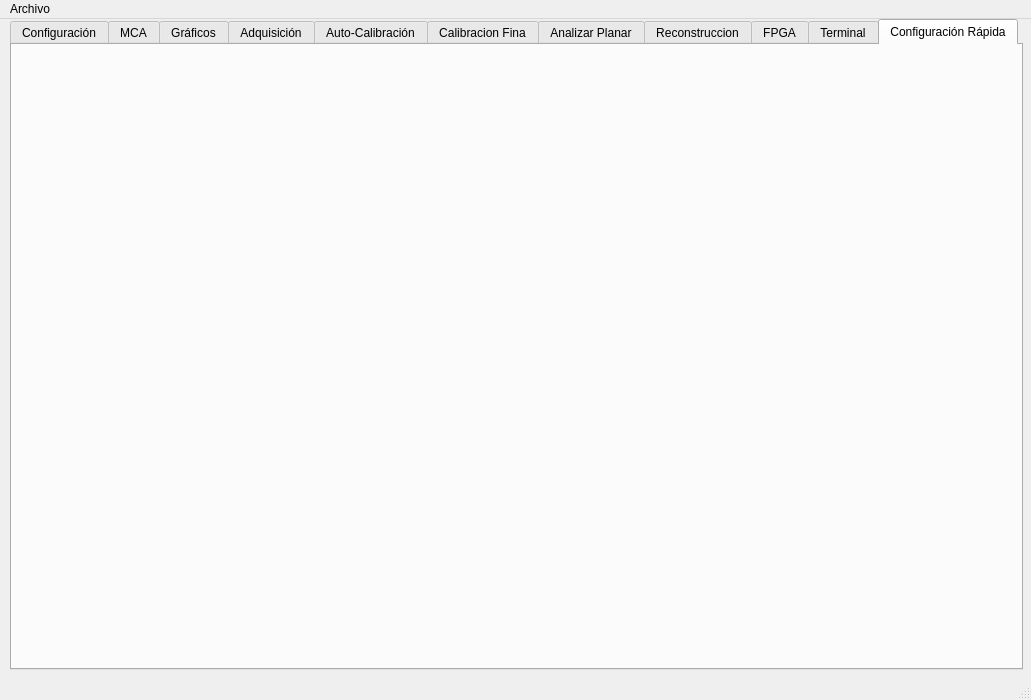
This is ui/MainWindow.ui in dpirlo/qt-mca as Qt 5 draws it before an edit. The edited form follows.
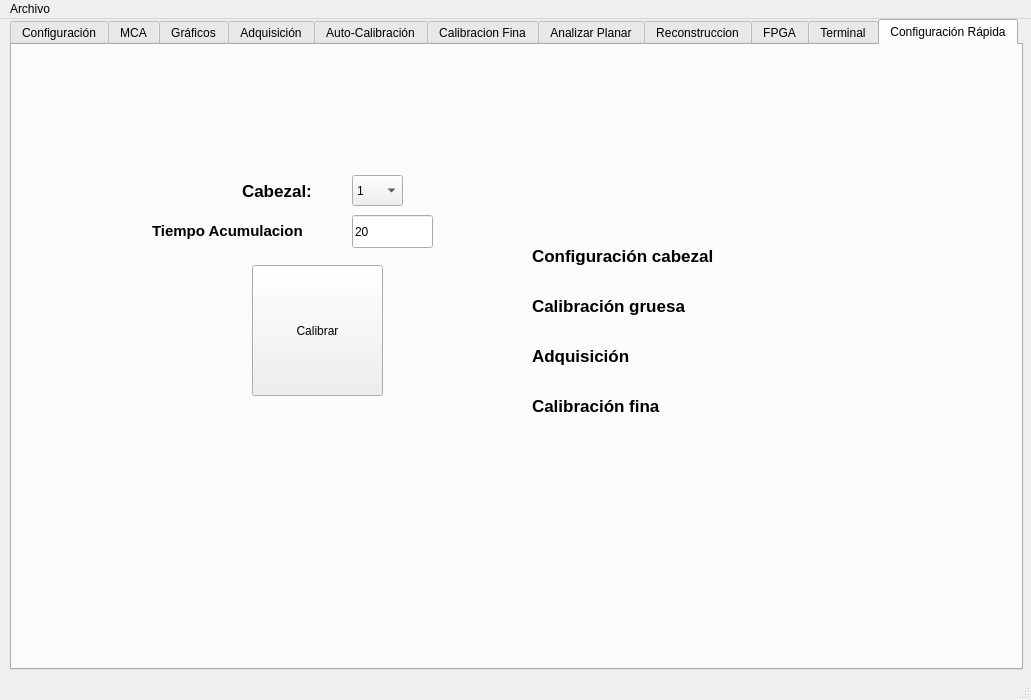
This is the edited form. The open tabs and pages were chosen to show the change. Custom widgets are drawn as their Qt base class.

Commit message: Arranco rutina de Calibración automática de un cabezal

The edit to the form file:
```diff
--- a/ui/MainWindow.ui
+++ b/ui/MainWindow.ui
@@ -7803,6 +7803,250 @@
      <attribute name="title">
       <string>Configuración Rápida</string>
      </attribute>
+     <widget class="QPushButton" name="pb_Calibrar_Cabezal">
+      <property name="geometry">
+       <rect>
+        <x>240</x>
+        <y>220</y>
+        <width>131</width>
+        <height>131</height>
+       </rect>
+      </property>
+      <property name="text">
+       <string>Calibrar</string>
+      </property>
+     </widget>
+     <widget class="QComboBox" name="comboBox_head_select_graph_4">
+      <property name="enabled">
+       <bool>true</bool>
+      </property>
+      <property name="geometry">
+       <rect>
+        <x>340</x>
+        <y>130</y>
+        <width>51</width>
+        <height>31</height>
+       </rect>
+      </property>
+      <property name="currentIndex">
+       <number>0</number>
+      </property>
+      <item>
+       <property name="text">
+        <string>1</string>
+       </property>
+      </item>
+      <item>
+       <property name="text">
+        <string>2</string>
+       </property>
+      </item>
+      <item>
+       <property name="text">
+        <string>3</string>
+       </property>
+      </item>
+      <item>
+       <property name="text">
+        <string>4</string>
+       </property>
+      </item>
+      <item>
+       <property name="text">
+        <string>5</string>
+       </property>
+      </item>
+      <item>
+       <property name="text">
+        <string>6</string>
+       </property>
+      </item>
+     </widget>
+     <widget class="QLabel" name="label_53">
+      <property name="geometry">
+       <rect>
+        <x>230</x>
+        <y>130</y>
+        <width>101</width>
+        <height>31</height>
+       </rect>
+      </property>
+      <property name="font">
+       <font>
+        <pointsize>13</pointsize>
+        <weight>75</weight>
+        <bold>true</bold>
+       </font>
+      </property>
+      <property name="text">
+       <string>Cabezal:</string>
+      </property>
+     </widget>
+     <widget class="QLabel" name="label_gif_Calib_Config">
+      <property name="geometry">
+       <rect>
+        <x>460</x>
+        <y>190</y>
+        <width>41</width>
+        <height>41</height>
+       </rect>
+      </property>
+      <property name="text">
+       <string/>
+      </property>
+     </widget>
+     <widget class="QLabel" name="label_54">
+      <property name="geometry">
+       <rect>
+        <x>520</x>
+        <y>190</y>
+        <width>221</width>
+        <height>41</height>
+       </rect>
+      </property>
+      <property name="font">
+       <font>
+        <pointsize>13</pointsize>
+        <weight>75</weight>
+        <bold>true</bold>
+       </font>
+      </property>
+      <property name="text">
+       <string>Configuración cabezal</string>
+      </property>
+     </widget>
+     <widget class="QLabel" name="label_gif_Calib_Calib_Gruesa">
+      <property name="geometry">
+       <rect>
+        <x>460</x>
+        <y>240</y>
+        <width>41</width>
+        <height>41</height>
+       </rect>
+      </property>
+      <property name="text">
+       <string/>
+      </property>
+     </widget>
+     <widget class="QLabel" name="label_108">
+      <property name="geometry">
+       <rect>
+        <x>520</x>
+        <y>240</y>
+        <width>221</width>
+        <height>41</height>
+       </rect>
+      </property>
+      <property name="font">
+       <font>
+        <pointsize>13</pointsize>
+        <weight>75</weight>
+        <bold>true</bold>
+       </font>
+      </property>
+      <property name="text">
+       <string>Calibración gruesa</string>
+      </property>
+     </widget>
+     <widget class="QLabel" name="label_gif_Calib_Adq">
+      <property name="geometry">
+       <rect>
+        <x>460</x>
+        <y>290</y>
+        <width>41</width>
+        <height>41</height>
+       </rect>
+      </property>
+      <property name="text">
+       <string/>
+      </property>
+     </widget>
+     <widget class="QLabel" name="label_112">
+      <property name="geometry">
+       <rect>
+        <x>520</x>
+        <y>290</y>
+        <width>221</width>
+        <height>41</height>
+       </rect>
+      </property>
+      <property name="font">
+       <font>
+        <pointsize>13</pointsize>
+        <weight>75</weight>
+        <bold>true</bold>
+       </font>
+      </property>
+      <property name="text">
+       <string>Adquisición</string>
+      </property>
+     </widget>
+     <widget class="QLabel" name="label_gif_Calib_Fina">
+      <property name="geometry">
+       <rect>
+        <x>460</x>
+        <y>340</y>
+        <width>41</width>
+        <height>41</height>
+       </rect>
+      </property>
+      <property name="text">
+       <string/>
+      </property>
+     </widget>
+     <widget class="QLabel" name="label_114">
+      <property name="geometry">
+       <rect>
+        <x>520</x>
+        <y>340</y>
+        <width>221</width>
+        <height>41</height>
+       </rect>
+      </property>
+      <property name="font">
+       <font>
+        <pointsize>13</pointsize>
+        <weight>75</weight>
+        <bold>true</bold>
+       </font>
+      </property>
+      <property name="text">
+       <string>Calibración fina</string>
+      </property>
+     </widget>
+     <widget class="QLineEdit" name="Tiempo_adq_box_2">
+      <property name="geometry">
+       <rect>
+        <x>340</x>
+        <y>170</y>
+        <width>81</width>
+        <height>33</height>
+       </rect>
+      </property>
+      <property name="text">
+       <string>20</string>
+      </property>
+     </widget>
+     <widget class="QLabel" name="label_116">
+      <property name="geometry">
+       <rect>
+        <x>140</x>
+        <y>170</y>
+        <width>181</width>
+        <height>31</height>
+       </rect>
+      </property>
+      <property name="font">
+       <font>
+        <pointsize>11</pointsize>
+        <weight>75</weight>
+        <bold>true</bold>
+       </font>
+      </property>
+      <property name="text">
+       <string>Tiempo Acumulacion</string>
+      </property>
+     </widget>
     </widget>
    </widget>
    <widget class="QLabel" name="label_data_output">
```
Left out of the diff: 12 changed lines with no effect on the pictures. The commit also changes 10 other files.
